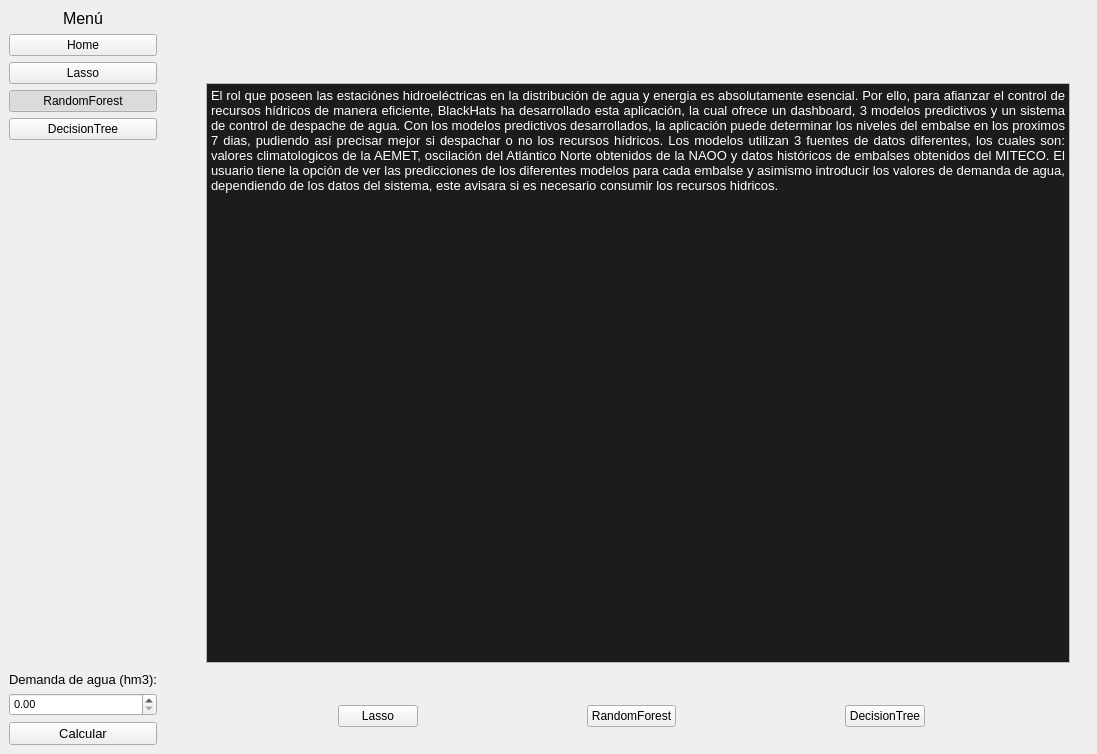
This is faseII_BlackHats/home.ui in Liixxn/Fase-II as Qt 5 draws it before an edit. The edited form follows.
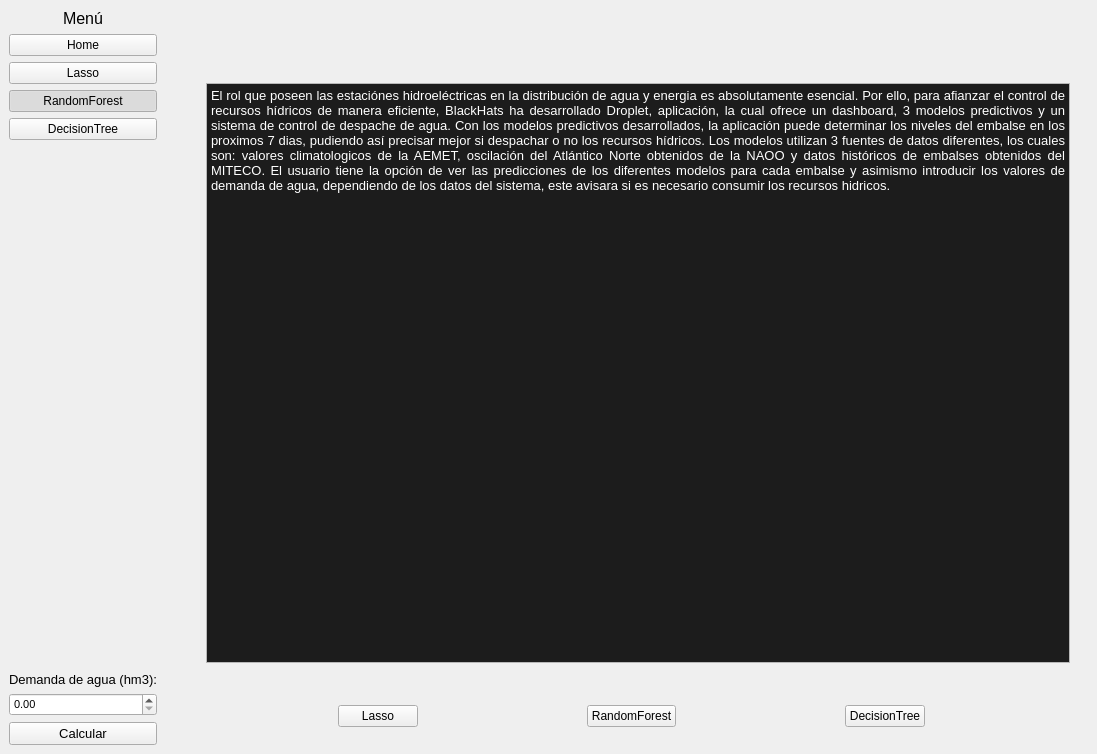
This is the edited form. The open tabs and pages were chosen to show the change. Icons and pictures are not drawn.

```diff
--- a/faseII_BlackHats/home.ui
+++ b/faseII_BlackHats/home.ui
@@ -464,7 +464,7 @@
 &lt;html&gt;&lt;head&gt;&lt;meta name=&quot;qrichtext&quot; content=&quot;1&quot; /&gt;&lt;style type=&quot;text/css&quot;&gt;
 p, li { white-space: pre-wrap; }
 &lt;/style&gt;&lt;/head&gt;&lt;body style=&quot; font-family:'MS Shell Dlg 2'; font-size:7.8pt; font-weight:400; font-style:normal;&quot; bgcolor=&quot;#1c1c1c&quot;&gt;
-&lt;p align=&quot;justify&quot; style=&quot; margin-top:0px; margin-bottom:0px; margin-left:0px; margin-right:0px; -qt-block-indent:0; text-indent:0px;&quot;&gt;&lt;span style=&quot; font-family:'Consolas,Andale Mono WT,Andale Mono,Lucida Console,Lucida Sans Typewriter,DejaVu Sans Mono,Bitstream Vera Sans Mono,Liberation Mono,Nimbus Mono L,Monaco,Courier New,Courier,monospace'; font-size:10pt; color:#ffffff; background-color:#1c1c1c;&quot;&gt;El rol que poseen las estaciónes hidroeléctricas en la distribución de agua y energia es absolutamente esencial. Por ello, para afianzar el control de recursos hídricos de manera eficiente, BlackHats ha desarrollado esta aplicación, la cual ofrece un dashboard, 3 modelos predictivos y un sistema de control de despache de agua. Con los modelos predictivos desarrollados, la aplicación puede determinar los niveles del embalse en los proximos 7 dias, pudiendo así precisar mejor si despachar o no los recursos hídricos. Los modelos utilizan 3 fuentes de datos diferentes, los cuales son: valores climatologicos de la AEMET, oscilación del Atlántico Norte obtenidos de la NAOO y datos históricos de embalses obtenidos del MITECO. El usuario tiene la opción de ver las predicciones de los diferentes modelos para cada embalse y asimismo introducir los valores de demanda de agua, dependiendo de los datos del sistema, este avisara si es necesario consumir los recursos hidricos.&lt;/span&gt;&lt;span style=&quot; font-size:10pt;&quot;&gt;&lt;br /&gt;&lt;/span&gt;&lt;/p&gt;&lt;/body&gt;&lt;/html&gt;</string>
+&lt;p align=&quot;justify&quot; style=&quot; margin-top:0px; margin-bottom:0px; margin-left:0px; margin-right:0px; -qt-block-indent:0; text-indent:0px;&quot;&gt;&lt;span style=&quot; font-family:'Consolas,Andale Mono WT,Andale Mono,Lucida Console,Lucida Sans Typewriter,DejaVu Sans Mono,Bitstream Vera Sans Mono,Liberation Mono,Nimbus Mono L,Monaco,Courier New,Courier,monospace'; font-size:10pt; color:#ffffff; background-color:#1c1c1c;&quot;&gt;El rol que poseen las estaciónes hidroeléctricas en la distribución de agua y energia es absolutamente esencial. Por ello, para afianzar el control de recursos hídricos de manera eficiente, BlackHats ha desarrollado Droplet, aplicación, la cual ofrece un dashboard, 3 modelos predictivos y un sistema de control de despache de agua. Con los modelos predictivos desarrollados, la aplicación puede determinar los niveles del embalse en los proximos 7 dias, pudiendo así precisar mejor si despachar o no los recursos hídricos. Los modelos utilizan 3 fuentes de datos diferentes, los cuales son: valores climatologicos de la AEMET, oscilación del Atlántico Norte obtenidos de la NAOO y datos históricos de embalses obtenidos del MITECO. El usuario tiene la opción de ver las predicciones de los diferentes modelos para cada embalse y asimismo introducir los valores de demanda de agua, dependiendo de los datos del sistema, este avisara si es necesario consumir los recursos hidricos.&lt;/span&gt;&lt;span style=&quot; font-size:10pt;&quot;&gt;&lt;br /&gt;&lt;/span&gt;&lt;/p&gt;&lt;/body&gt;&lt;/html&gt;</string>
                 </property>
                </widget>
               </item>
```
Left out of the diff: 2 changed lines with no effect on the pictures.
